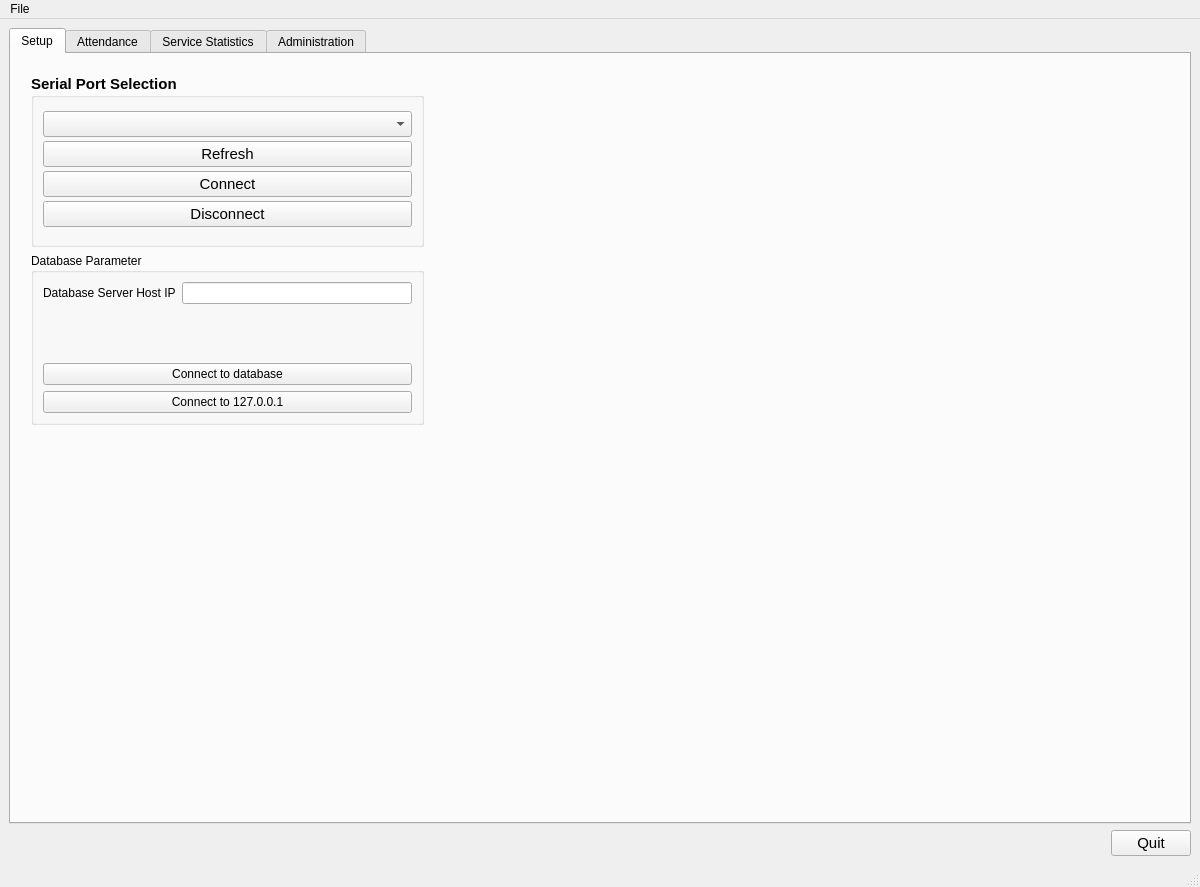
First picture: the form in tabbed.ui, repository dnth/AttTracker-pyside, before the edit.
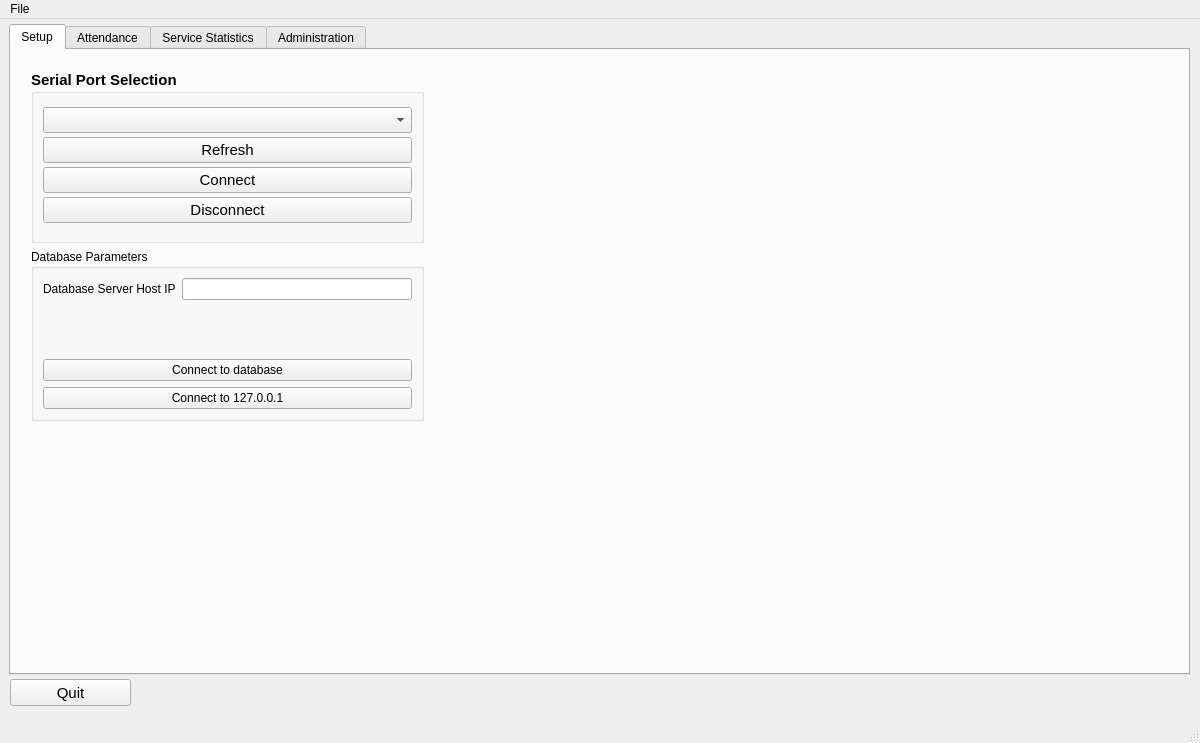
Second picture: the form after the edit. The open tabs and pages were chosen to show the change. Icons and pictures are not drawn. Custom widgets are drawn as their Qt base class.

```diff
--- a/tabbed.ui
+++ b/tabbed.ui
@@ -7,7 +7,7 @@
     <x>0</x>
     <y>0</y>
     <width>1200</width>
-    <height>887</height>
+    <height>743</height>
    </rect>
   </property>
   <property name="sizePolicy">
@@ -38,9 +38,15 @@
    <enum>QTabWidget::Rounded</enum>
   </property>
   <widget class="QWidget" name="centralwidget">
-   <layout class="QGridLayout" name="gridLayout_5">
-    <item row="1" column="0">
      <widget class="QTabWidget" name="tab_widget_overall">
+    <property name="geometry">
+     <rect>
+      <x>9</x>
+      <y>5</y>
+      <width>1181</width>
+      <height>651</height>
+     </rect>
+    </property>
       <property name="currentIndex">
        <number>1</number>
       </property>
@@ -145,7 +151,7 @@
          <item>
           <widget class="QGroupBox" name="groupBox_5">
            <property name="title">
-            <string>Database Parameter</string>
+          <string>Database Parameters</string>
            </property>
            <layout class="QGridLayout" name="gridLayout_19">
             <item row="1" column="0">
@@ -2096,24 +2102,15 @@
        </layout>
       </widget>
      </widget>
-    </item>
-    <item row="3" column="0">
-     <layout class="QHBoxLayout" name="horizontalLayout">
-      <item>
-       <spacer name="horizontalSpacer_9">
-        <property name="orientation">
-         <enum>Qt::Horizontal</enum>
-        </property>
-        <property name="sizeHint" stdset="0">
-         <size>
-          <width>40</width>
-          <height>20</height>
-         </size>
-        </property>
-       </spacer>
-      </item>
-      <item>
        <widget class="QPushButton" name="pushButton_quit">
+    <property name="geometry">
+     <rect>
+      <x>10</x>
+      <y>660</y>
+      <width>121</width>
+      <height>27</height>
+     </rect>
+    </property>
         <property name="font">
          <font>
           <pointsize>11</pointsize>
@@ -2125,10 +2122,6 @@
          <string>Quit</string>
         </property>
        </widget>
-      </item>
-     </layout>
-    </item>
-   </layout>
   </widget>
   <widget class="QMenuBar" name="menubar">
    <property name="geometry">
```
Left out of the diff: 4 changed lines with no effect on the pictures. Lines whose indentation alone changed are shown as unchanged.
